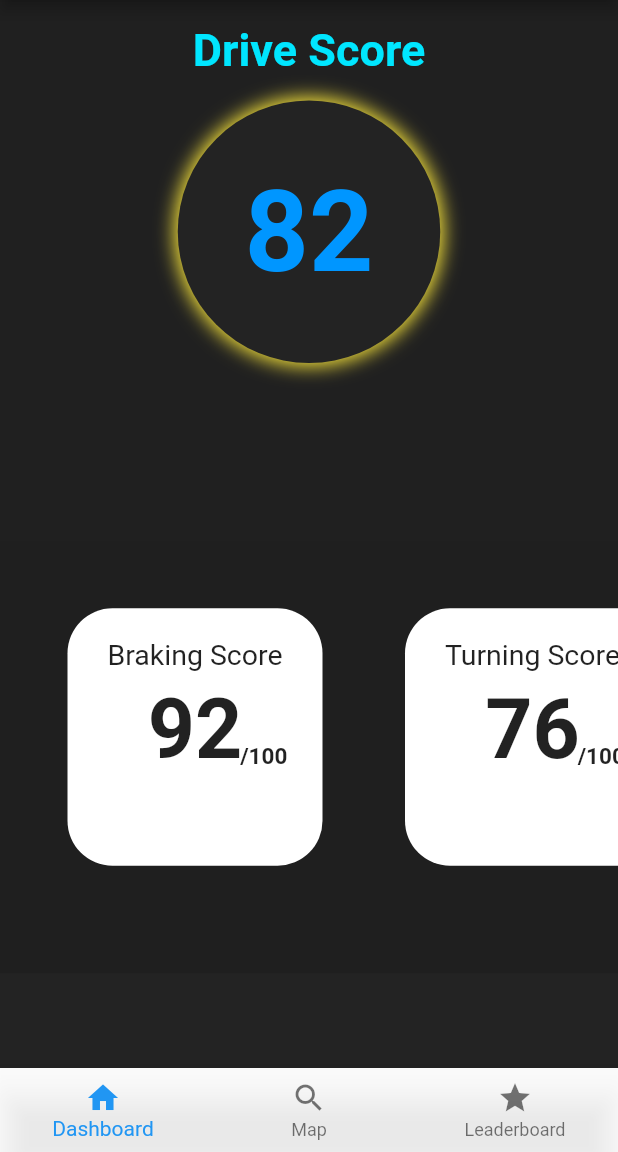
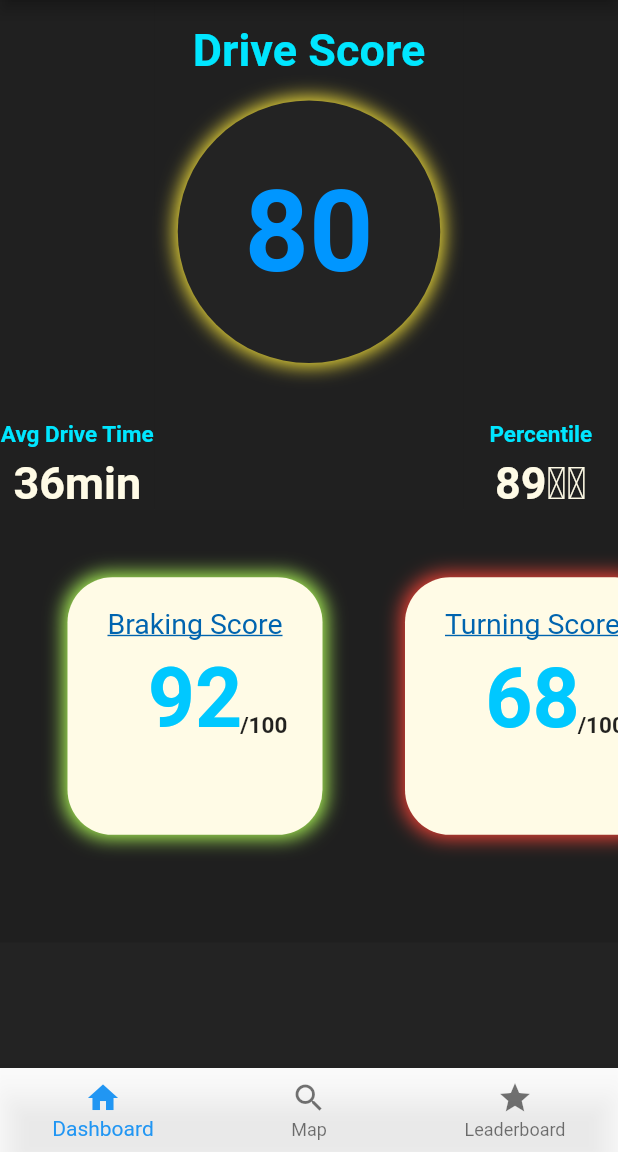
Before and after one commit to Andrewuwu/Driving_Rating_App, a Flutter app: the screen it shows after launch, on a phone screen of 412 x 824 dp, the part 84-1236 px from its top. Run offline on Flutter 3.47's test engine with Material 2 defaults, Android fonts, the phone set to English and light mode, and no system bars; our stand-ins replace geolocator, google_maps_flutter, location.

Commit message:
Completed Dashboard UI

```diff
--- a/lib/Widgets/ScoreDisplay.dart
+++ b/lib/Widgets/ScoreDisplay.dart
@@ -6,19 +6,64 @@ class ScoreDisplay extends StatefulWidget {
 }
 
 class _ScoreDisplayState extends State<ScoreDisplay> {
-  final List<int> scores = [92, 76, 78, 85];
-  double avgdouble;
+  final List<int> scores = [92, 68, 78, 85];
+  double avgd;
   int avg;
 
   @override
   Widget build(BuildContext context) {
-    avgdouble = scores.reduce((a, b) => a + b) / scores.length;
-    avg = avgdouble.toInt();
+    avgd = scores.reduce((a, b) => a + b) / scores.length;
+    avg = avgd.toInt();
     return Row(
       children: <Widget>[
-        Expanded(
-          child: Container(
-            height: MediaQuery.of(context).size.height * 35 / 80,
+        Container(
+          width: MediaQuery.of(context).size.width * 6 / 24,
+          height: MediaQuery.of(context).size.height * 33 / 80,
+          color: Color.fromRGBO(0, 0, 0, 0.1),
+          child: Column(
+            mainAxisAlignment: MainAxisAlignment.end,
+            children: <Widget>[
+              Container(
+                child: Align(
+                  alignment: Alignment.center,
+                  child: Text(
+                    'Avg Drive Time',
+                    style: TextStyle(
+                      fontSize: 15.0,
+                      fontWeight: FontWeight.bold,
+                      color: Color.fromRGBO(0, 230, 255, 100),
+                    ),
+                  ),
+                ),
+              ),
+              Container(
+                child: Text(
+                  '                                ',
+                  style: TextStyle(
+                    fontSize: 5.0,
+                    fontWeight: FontWeight.bold,
+                  ),
+                ),
+              ),
+              Container(
+                child: Align(
+                  alignment: Alignment.center,
+                  child: Text(
+                    '36' + 'min',
+                    style: TextStyle(
+                      fontSize: 30.0,
+                      fontWeight: FontWeight.bold,
+                      color: Color.fromRGBO(255, 251, 230, 1.0),
+                    ),
+                  ),
+                ),
+              ),
+            ],
+          ),
+        ),
+        Container(
+          width: MediaQuery.of(context).size.width * 3 / 6,
+          height: MediaQuery.of(context).size.height * 33 / 80,
           color: Color.fromRGBO(0, 0, 0, 0.1),
           child: Column(
             children: <Widget>[
@@ -68,6 +113,50 @@ class _ScoreDisplayState extends State<ScoreDisplay> {
             ],
           ),
         ),
+        Container(
+          width: MediaQuery.of(context).size.width * 6 / 24,
+          height: MediaQuery.of(context).size.height * 33 / 80,
+          color: Color.fromRGBO(0, 0, 0, 0.1),
+          child: Column(
+            mainAxisAlignment: MainAxisAlignment.end,
+            children: <Widget>[
+              Container(
+                child: Align(
+                  alignment: Alignment.center,
+                  child: Text(
+                    'Percentile',
+                    style: TextStyle(
+                      fontSize: 15.0,
+                      fontWeight: FontWeight.bold,
+                      color: Color.fromRGBO(0, 230, 255, 100),
+                    ),
+                  ),
+                ),
+              ),
+              Container(
+                child: Text(
+                  '                                ',
+                  style: TextStyle(
+                    fontSize: 5.0,
+                    fontWeight: FontWeight.bold,
+                  ),
+                ),
+              ),
+              Container(
+                child: Align(
+                  alignment: Alignment.center,
+                  child: Text(
+                    '89' + '\u1d57\u02b0',
+                    style: TextStyle(
+                      fontSize: 30.0,
+                      fontWeight: FontWeight.bold,
+                      color: Color.fromRGBO(255, 251, 230, 1.0),
+                    ),
+                  ),
+                ),
+              ),
+            ],
+          ),
         ),
       ],
     );
--- a/lib/Widgets/StatisticsScroll.dart
+++ b/lib/Widgets/StatisticsScroll.dart
@@ -13,7 +13,7 @@ class _StatisticsScrollState extends State<StatisticsScroll> {
     'Parking Score',
     'Speed Score'
   ];
-  final List<int> scores = [92, 76, 78, 96];
+  final List<int> scores = [92, 68, 78, 85];
 
   @override
   Widget build(BuildContext context) {
@@ -33,7 +33,21 @@ class _StatisticsScrollState extends State<StatisticsScroll> {
                   height: MediaQuery.of(context).size.height * 125 / 600,
                   decoration: BoxDecoration(
                     shape: BoxShape.rectangle,
-                    color: Colors.white,
+                    boxShadow: [
+                      BoxShadow(
+                          color: scores[index] < 70
+                              ? Colors.red
+                              : scores[index] < 80
+                                  ? Colors.deepOrange
+                                  : scores[index] < 90
+                                      ? Colors.yellow
+                                      : scores[index] < 101
+                                          ? Colors.lightGreenAccent
+                                          : Colors.grey,
+                          blurRadius: 10.0,
+                          spreadRadius: 2.0),
+                    ],
+                    color: Color.fromRGBO(255, 251, 230, 1.0),
                     borderRadius: BorderRadius.only(
                       topRight: Radius.circular(30.0),
                       topLeft: Radius.circular(30.0),
@@ -47,7 +61,11 @@ class _StatisticsScrollState extends State<StatisticsScroll> {
                     children: <Widget>[
                       Text(
                         categories[index],
-                        style: TextStyle(fontSize: 19.0),
+                        style: TextStyle(
+                          fontSize: 19.0,
+                          decoration: TextDecoration.underline,
+                          color: Color.fromRGBO(0, 100, 175, 100),
+                        ),
                       ),
                       Text(
                         '',
@@ -58,7 +76,9 @@ class _StatisticsScrollState extends State<StatisticsScroll> {
                           Text(
                             scores[index].toString(),
                             style: TextStyle(
-                                fontSize: 55.0, fontWeight: FontWeight.bold),
+                                fontSize: 55.0,
+                                fontWeight: FontWeight.bold,
+                                color: Color.fromRGBO(0, 200, 255, 100)),
                           ),
                           Positioned(
                             bottom: 5,
```
Lines whose indentation alone changed are shown as unchanged.
